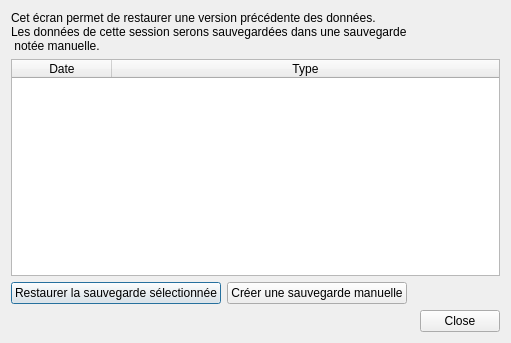
seigneurfuo/MyAnimeManager3, file src/ui/dialogs/database_backups.ui: the form before one commit.
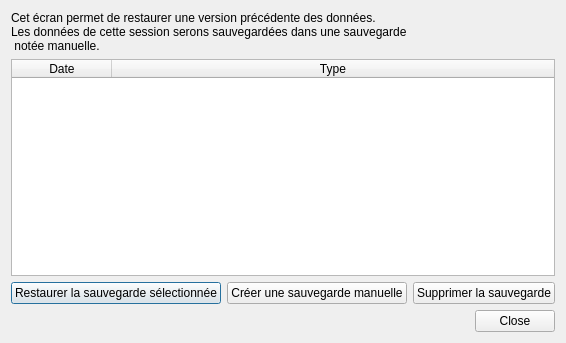
The form after the commit. Icons and pictures are not drawn.

Commit message: Ajout de la supression des sauvegardes manuellement

```diff
--- a/src/ui/dialogs/database_backups.ui
+++ b/src/ui/dialogs/database_backups.ui
@@ -85,6 +85,17 @@
        </property>
       </widget>
      </item>
+     <item>
+      <widget class="QPushButton" name="pushButton_3">
+       <property name="text">
+        <string>Supprimer la sauvegarde</string>
+       </property>
+       <property name="icon">
+        <iconset>
+         <normaloff>../../resources/icons/minus.png</normaloff>../../resources/icons/minus.png</iconset>
+       </property>
+      </widget>
+     </item>
      <item>
       <spacer name="horizontalSpacer">
        <property name="orientation">
```
The commit also changes 2 other files.
